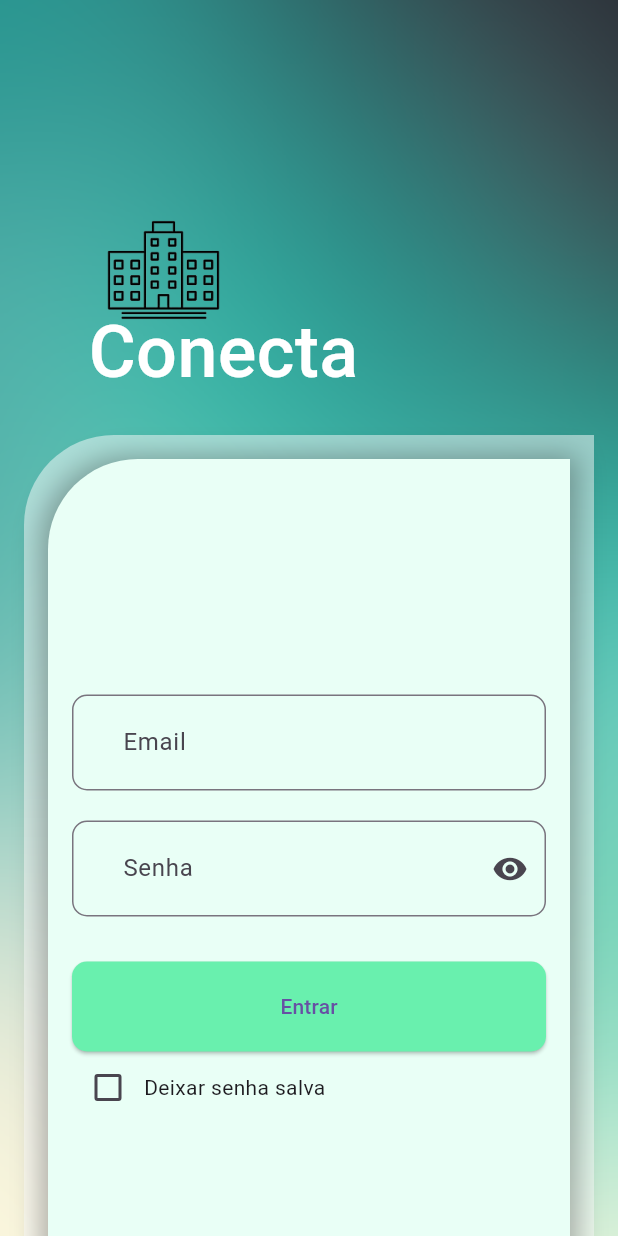
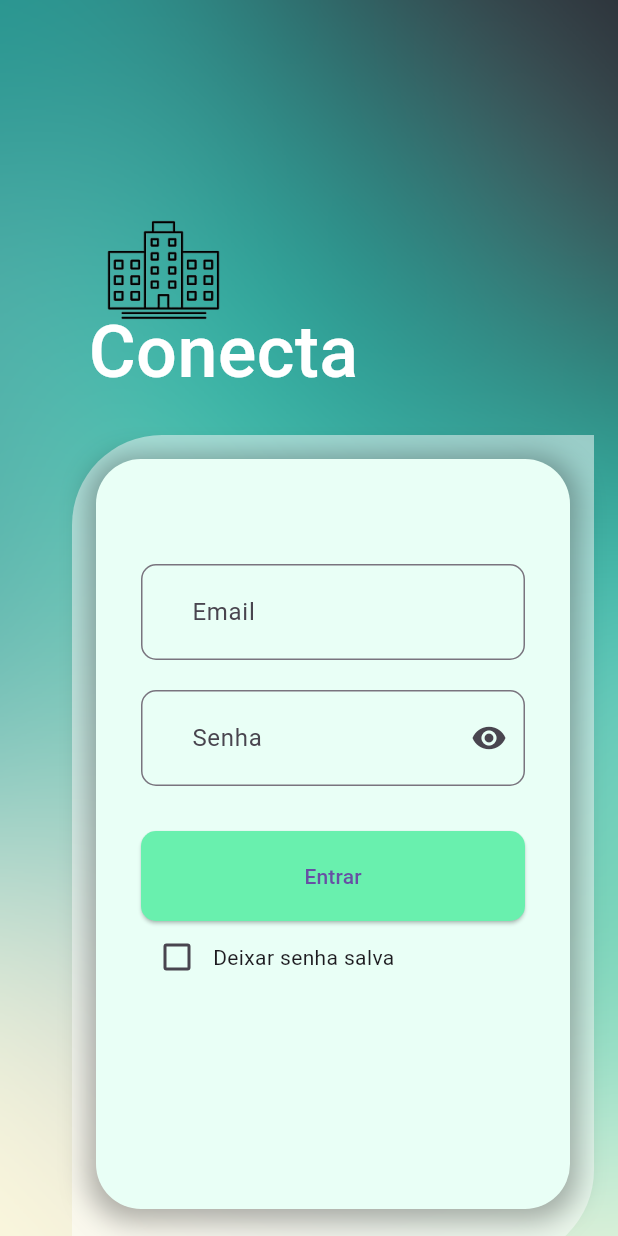
Before and after one commit to lucasrocha0402/meu_patrimonio, a Flutter app: the screen it shows after launch, on a phone screen of 412 x 824 dp. Run offline on Flutter 3.47's test engine with Material 3 defaults, Android fonts, the phone set to English and light mode, and no system bars; our stand-ins replace camera, flutter_secure_storage, image_picker, photo_view; missing offline and left inert: barcode_scan2; Roboto replaces fonts that are missing (Poppins-Medium).

Commit message:
feat: alterações 29

```diff
--- a/lib/screens/login_screen.dart
+++ b/lib/screens/login_screen.dart
@@ -33,6 +33,7 @@ class _LoginPageState extends State<LoginPage> {
   bool _isLoading = false;
   bool _obscureText = true;
   bool _isChecked = false;
+  double _containerHeight = 800;
 
   FocusNode emailFocusNode = FocusNode();
   FocusNode passwordFocusNode = FocusNode();
@@ -163,6 +164,12 @@ class _LoginPageState extends State<LoginPage> {
     }
   }
 
+  void _onInputFocus() {
+    setState(() {
+      _containerHeight = 400;
+    });
+  }
+
   @override
   Widget build(BuildContext context) {
     return Scaffold(
@@ -201,8 +208,8 @@ class _LoginPageState extends State<LoginPage> {
               top: 290,
               right: 16,
               child: Container(
-                width: MediaQuery.of(context).size.width - 32,
-                height: 700,
+                width: MediaQuery.of(context).size.width - 64,
+                height: 550,
                 decoration: BoxDecoration(
                   color: layerOneBg,
                   borderRadius: BorderRadius.only(
@@ -213,17 +220,15 @@ class _LoginPageState extends State<LoginPage> {
                 child: Padding(
                   padding: const EdgeInsets.all(16.0),
                   child: Column(
+                    mainAxisAlignment: MainAxisAlignment.start,
                     children: [
+                      // Primeiro Container
                       Container(
-                        width: MediaQuery.of(context).size.width - 32,
-                        height: 600,
+                        width: MediaQuery.of(context).size.width - 64,
+                        height: 500,
                         decoration: BoxDecoration(
                           color: layerTwoBg,
-                          borderRadius: BorderRadius.only(
-                            topLeft: Radius.circular(60.0),
-                            bottomRight: Radius.circular(60.0),
-                            bottomLeft: Radius.circular(60.0),
-                          ),
+                          borderRadius: BorderRadius.circular(30.0),
                           boxShadow: [
                             BoxShadow(
                               color: Colors.black.withOpacity(0.3),
@@ -234,9 +239,9 @@ class _LoginPageState extends State<LoginPage> {
                           ],
                         ),
                         child: Padding(
-                          padding: const EdgeInsets.all(16.0),
+                          padding: const EdgeInsets.symmetric(
+                              vertical: 70, horizontal: 30),
                           child: Column(
-                            mainAxisAlignment: MainAxisAlignment.center,
                             children: [
                               TextField(
                                 controller: emailController,
@@ -299,8 +304,10 @@ class _LoginPageState extends State<LoginPage> {
                               if (mensagemErro != null)
                                 Padding(
                                   padding: const EdgeInsets.only(top: 20.0),
-                                  child: Text(mensagemErro!,
-                                      style: TextStyle(color: Colors.red)),
+                                  child: Text(
+                                    mensagemErro!,
+                                    style: TextStyle(color: Colors.red),
+                                  ),
                                 ),
                               Row(
                                 mainAxisAlignment: MainAxisAlignment.start,
```
Also changed, not shown: lib/screens/home_screen.dart (+13 -4 lines), lib/screens/profile_screen.dart (+3 -16 lines).
